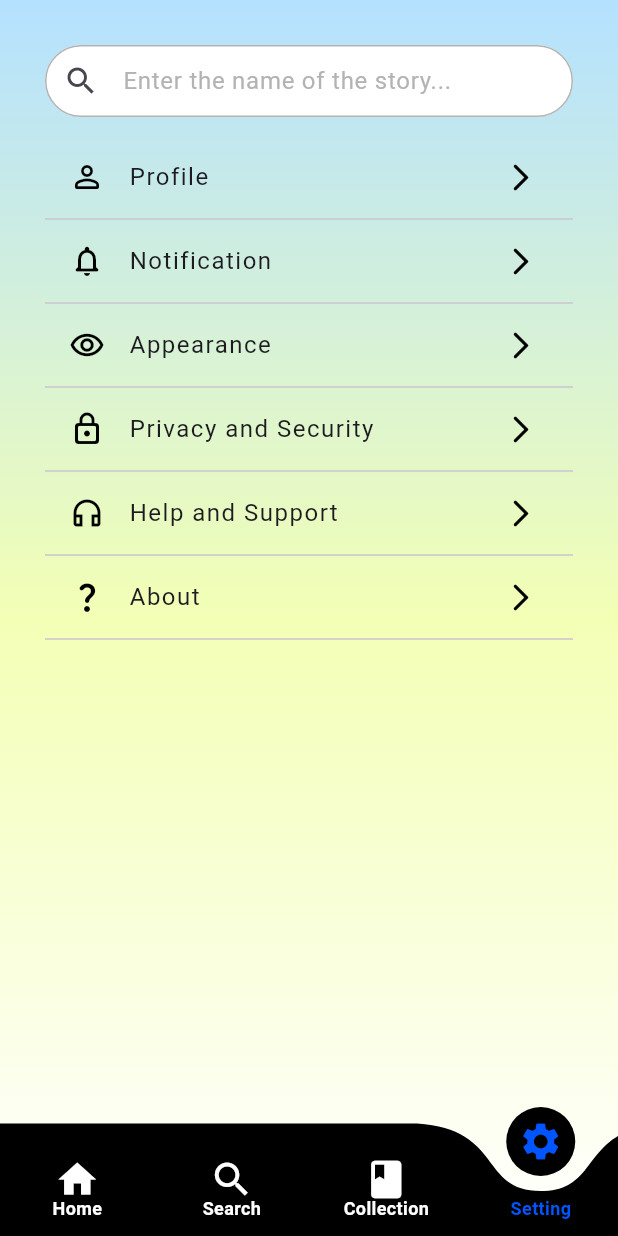
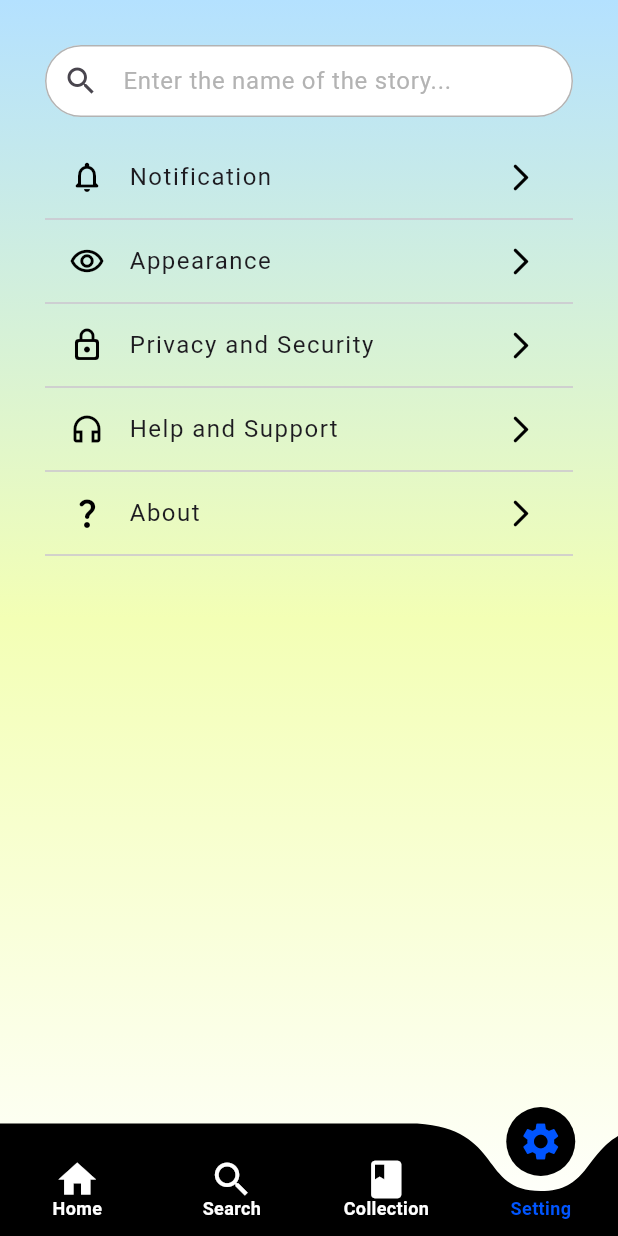
Before and after one commit to Riandec/storytelling-audio-app, a Flutter app: the screen it shows after launch, item 4 of the bottom bar chosen, on a phone screen of 412 x 824 dp. Run offline on Flutter 3.47's test engine with Material 3 defaults, Android fonts, the light colour scheme and no system bars; drawn by our look-alikes of curved_navigation_bar; our stand-ins replace carousel_slider, cloud_firestore, firebase_core, shared_preferences; missing offline and left inert: image_pixels; accounts and stored records are empty; Roboto replaces fonts that are missing (SF Pro); project files that could hold a hidden picture were left out.

Commit message:
refactor(setting): delete profile

```diff
--- a/lib/screens/setting_page.dart
+++ b/lib/screens/setting_page.dart
@@ -66,18 +66,6 @@ class _SettingPageState extends State<SettingPage> {
                 ),
                 SizedBox(height: 20),
                 ListTile(
-                  leading: Icon(Icons.person_outline_rounded, color: Colors.black),
-                  title: Text(
-                    'Profile',
-                    style: TextStyle(
-                      letterSpacing: 1
-                    ),
-                  ),
-                  trailing: Icon(Icons.arrow_forward_ios_rounded, color: Colors.black, size: 22),
-                  minTileHeight: 40,
-                ),
-                Divider(),
-                ListTile(
                   leading: Icon(Icons.notifications_none_rounded, color: Colors.black),
                   title: Text(
                     'Notification',
@@ -145,3 +133,11 @@ class _SettingPageState extends State<SettingPage> {
     );
   }
 }
+
+/*
+
+Unfinished
+
+- navigate to each setting detail page
+
+*/
```
